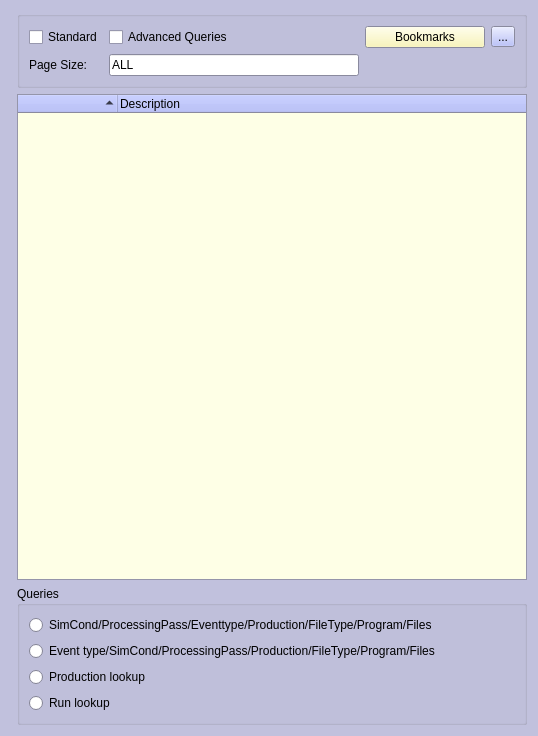
Before: the Qt Designer form LHCbDIRAC/BookkeepingSystem/Gui/Widget/TreeWidget.ui in antolu/LHCbDIRAC, drawn with Qt 5.
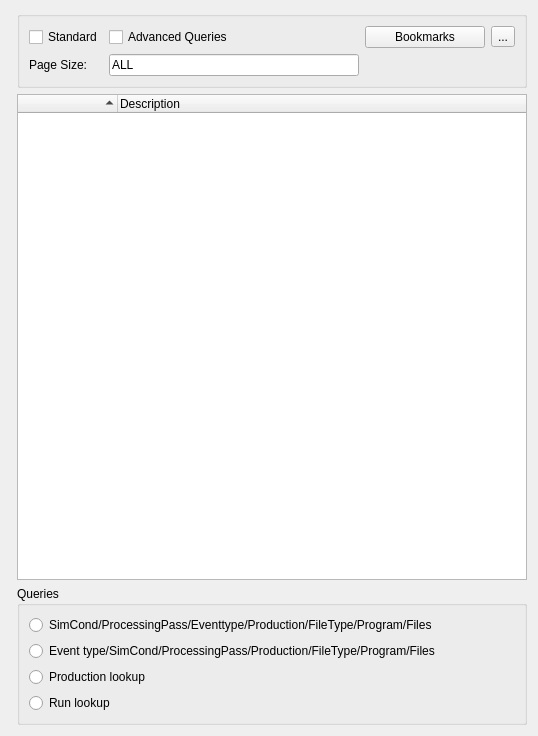
After: the same form once the commit is applied.

Commit message: I changed back the original color!

The edit to the form file:
```diff
--- a/LHCbDIRAC/BookkeepingSystem/Gui/Widget/TreeWidget.ui
+++ b/LHCbDIRAC/BookkeepingSystem/Gui/Widget/TreeWidget.ui
@@ -10,179 +10,7 @@
     <height>736</height>
    </rect>
   </property>
-  <property name="palette">
-   <palette>
-    <active>
-     <colorrole role="Button">
-      <brush brushstyle="SolidPattern">
-       <color alpha="255">
-        <red>170</red>
-        <green>178</green>
-        <blue>249</blue>
-       </color>
-      </brush>
-     </colorrole>
-     <colorrole role="Base">
-      <brush brushstyle="SolidPattern">
-       <color alpha="255">
-        <red>255</red>
-        <green>255</green>
-        <blue>255</blue>
-       </color>
-      </brush>
-     </colorrole>
-     <colorrole role="Window">
-      <brush brushstyle="SolidPattern">
-       <color alpha="255">
-        <red>193</red>
-        <green>193</green>
-        <blue>221</blue>
-       </color>
-      </brush>
-     </colorrole>
-     <colorrole role="Link">
-      <brush brushstyle="SolidPattern">
-       <color alpha="255">
-        <red>129</red>
-        <green>167</green>
-        <blue>255</blue>
-       </color>
-      </brush>
-     </colorrole>
-     <colorrole role="AlternateBase">
-      <brush brushstyle="SolidPattern">
-       <color alpha="255">
-        <red>255</red>
-        <green>255</green>
-        <blue>127</blue>
-       </color>
-      </brush>
-     </colorrole>
-     <colorrole role="ToolTipBase">
-      <brush brushstyle="SolidPattern">
-       <color alpha="255">
-        <red>255</red>
-        <green>255</green>
-        <blue>255</blue>
-       </color>
-      </brush>
-     </colorrole>
-    </active>
-    <inactive>
-     <colorrole role="Button">
-      <brush brushstyle="SolidPattern">
-       <color alpha="255">
-        <red>170</red>
-        <green>178</green>
-        <blue>249</blue>
-       </color>
-      </brush>
-     </colorrole>
-     <colorrole role="Base">
-      <brush brushstyle="SolidPattern">
-       <color alpha="255">
-        <red>255</red>
-        <green>255</green>
-        <blue>255</blue>
-       </color>
-      </brush>
-     </colorrole>
-     <colorrole role="Window">
-      <brush brushstyle="SolidPattern">
-       <color alpha="255">
-        <red>193</red>
-        <green>193</green>
-        <blue>221</blue>
-       </color>
-      </brush>
-     </colorrole>
-     <colorrole role="Link">
-      <brush brushstyle="SolidPattern">
-       <color alpha="255">
-        <red>129</red>
-        <green>167</green>
-        <blue>255</blue>
-       </color>
-      </brush>
-     </colorrole>
-     <colorrole role="AlternateBase">
-      <brush brushstyle="SolidPattern">
-       <color alpha="255">
-        <red>255</red>
-        <green>255</green>
-        <blue>127</blue>
-       </color>
-      </brush>
-     </colorrole>
-     <colorrole role="ToolTipBase">
-      <brush brushstyle="SolidPattern">
-       <color alpha="255">
-        <red>255</red>
-        <green>255</green>
-        <blue>255</blue>
-       </color>
-      </brush>
-     </colorrole>
-    </inactive>
-    <disabled>
-     <colorrole role="Button">
-      <brush brushstyle="SolidPattern">
-       <color alpha="255">
-        <red>170</red>
-        <green>178</green>
-        <blue>249</blue>
-       </color>
-      </brush>
-     </colorrole>
-     <colorrole role="Base">
-      <brush brushstyle="SolidPattern">
-       <color alpha="255">
-        <red>193</red>
-        <green>193</green>
-        <blue>221</blue>
-       </color>
-      </brush>
-     </colorrole>
-     <colorrole role="Window">
-      <brush brushstyle="SolidPattern">
-       <color alpha="255">
-        <red>193</red>
-        <green>193</green>
-        <blue>221</blue>
-       </color>
-      </brush>
-     </colorrole>
-     <colorrole role="Link">
-      <brush brushstyle="SolidPattern">
-       <color alpha="255">
-        <red>129</red>
-        <green>167</green>
-        <blue>255</blue>
-       </color>
-      </brush>
-     </colorrole>
-     <colorrole role="AlternateBase">
-      <brush brushstyle="SolidPattern">
-       <color alpha="255">
-        <red>255</red>
-        <green>255</green>
-        <blue>127</blue>
-       </color>
-      </brush>
-     </colorrole>
-     <colorrole role="ToolTipBase">
-      <brush brushstyle="SolidPattern">
-       <color alpha="255">
-        <red>255</red>
-        <green>255</green>
-        <blue>255</blue>
-       </color>
-      </brush>
-     </colorrole>
-    </disabled>
-   </palette>
-  </property>
-  <property name="windowTitle">
+  <property name="windowTitle" >
    <string>Form</string>
   </property>
   <property name="autoFillBackground">
@@ -239,46 +67,9 @@
         </property>
        </spacer>
       </item>
-      <item row="0" column="3">
-       <widget class="QPushButton" name="bookmarksButton">
-        <property name="palette">
-         <palette>
-          <active>
-           <colorrole role="Button">
-            <brush brushstyle="SolidPattern">
-             <color alpha="255">
-              <red>249</red>
-              <green>244</green>
-              <blue>171</blue>
-             </color>
-            </brush>
-           </colorrole>
-          </active>
-          <inactive>
-           <colorrole role="Button">
-            <brush brushstyle="SolidPattern">
-             <color alpha="255">
-              <red>249</red>
-              <green>244</green>
-              <blue>171</blue>
-             </color>
-            </brush>
-           </colorrole>
-          </inactive>
-          <disabled>
-           <colorrole role="Button">
-            <brush brushstyle="SolidPattern">
-             <color alpha="255">
-              <red>249</red>
-              <green>244</green>
-              <blue>171</blue>
-             </color>
-            </brush>
-           </colorrole>
-          </disabled>
-         </palette>
-        </property>
-        <property name="autoFillBackground">
+      <item row="0" column="3" >
+       <widget class="QPushButton" name="bookmarksButton" >
+        <property name="autoFillBackground" >
          <bool>false</bool>
         </property>
         <property name="text">
@@ -314,44 +105,7 @@
      <property name="enabled">
       <bool>true</bool>
      </property>
-     <property name="palette">
-      <palette>
-       <active>
-        <colorrole role="Base">
-         <brush brushstyle="SolidPattern">
-          <color alpha="255">
-           <red>254</red>
-           <green>255</green>
-           <blue>230</blue>
-          </color>
-         </brush>
-        </colorrole>
-       </active>
-       <inactive>
-        <colorrole role="Base">
-         <brush brushstyle="SolidPattern">
-          <color alpha="255">
-           <red>254</red>
-           <green>255</green>
-           <blue>230</blue>
-          </color>
-         </brush>
-        </colorrole>
-       </inactive>
-       <disabled>
-        <colorrole role="Base">
-         <brush brushstyle="SolidPattern">
-          <color alpha="255">
-           <red>229</red>
-           <green>225</green>
-           <blue>197</blue>
-          </color>
-         </brush>
-        </colorrole>
-       </disabled>
-      </palette>
-     </property>
-     <property name="cursor" stdset="0">
+     <property name="cursor" stdset="0" >
       <cursorShape>ArrowCursor</cursorShape>
      </property>
      <property name="styleSheet">
```
Left out of the diff: 135 changed lines with no effect on the pictures. The commit also changes 22 other files.
